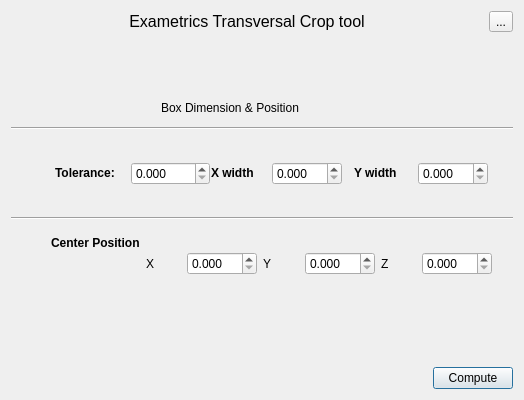
The window that qExametricst/exametricsDialog.ui (MahdiSMIDA/ExtractFromBox) describes before a commit, drawn with Qt 5.
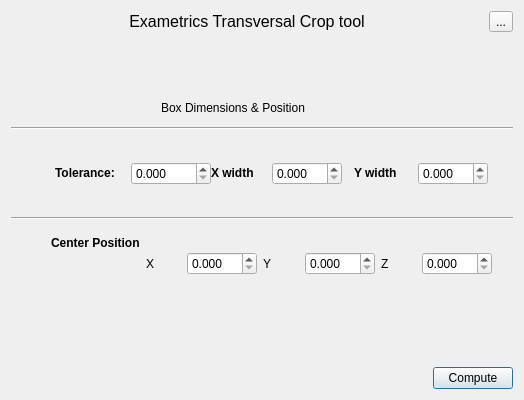
The same window after the commit. Icons and pictures are not drawn.

Commit message: delete some usless variable

Diff of the .ui file:
```diff
--- a/qExametricst/exametricsDialog.ui
+++ b/qExametricst/exametricsDialog.ui
@@ -211,7 +211,7 @@
         <rect>
          <x>44</x>
          <y>100</y>
-         <width>155</width>
+         <width>156</width>
          <height>71</height>
         </rect>
        </property>
@@ -260,7 +260,7 @@
         </rect>
        </property>
        <property name="text">
-        <string>Box Dimension &amp; Position</string>
+        <string>Box Dimensions &amp; Position</string>
        </property>
       </widget>
       <widget class="QWidget" name="layoutWidget">
```
The commit also changes 1 other file.
